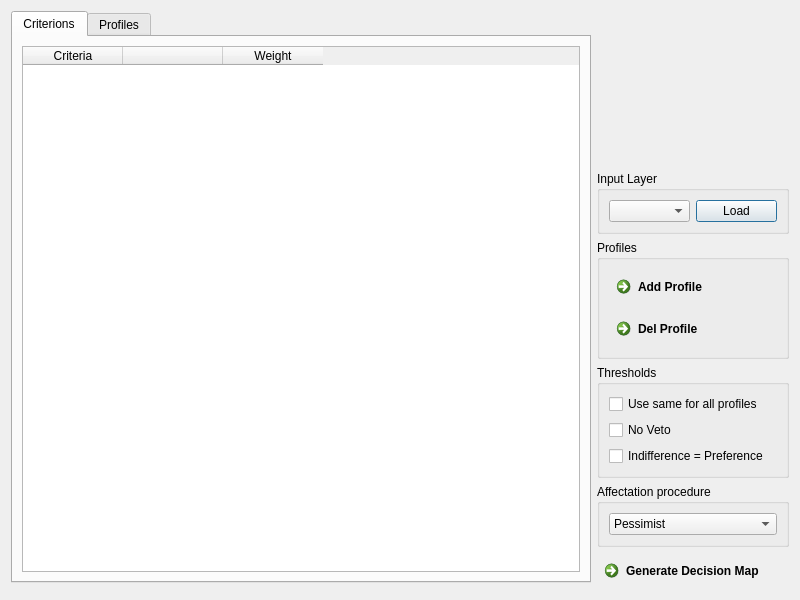
First picture: the form in etridialog.ui, repository oso/qgis-etri, before the edit.
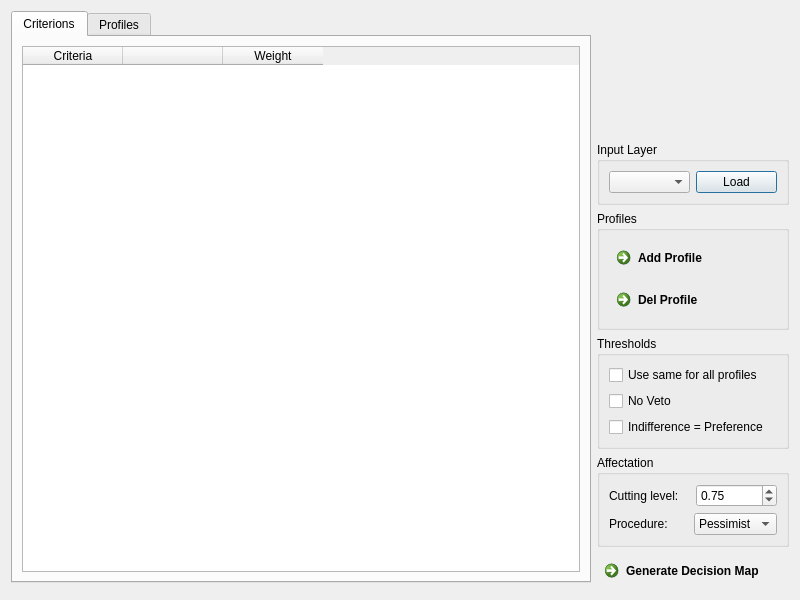
Second picture: the form after the edit.

Commit message: [UI] Add the possibility to set the cutting level from user interface

Diff of the .ui file:
```diff
--- a/etridialog.ui
+++ b/etridialog.ui
@@ -20,8 +20,8 @@
    <string>ELECTRE TRI</string>
   </property>
   <layout class="QGridLayout" name="gridLayout_6">
-   <item row="0" column="1" rowspan="2" colspan="2">
-    <layout class="QVBoxLayout" name="vertical_layout">
+   <item row="1" column="1" rowspan="2" colspan="2">
+    <layout class="QVBoxLayout" name="right_layout">
      <item>
       <spacer name="verticalSpacer">
        <property name="orientation">
@@ -117,12 +117,48 @@
       </widget>
      </item>
      <item>
-      <widget class="QGroupBox" name="group_electre">
+      <widget class="QGroupBox" name="group_affectation">
        <property name="title">
-        <string>Affectation procedure</string>
+        <string>Affectation</string>
        </property>
        <layout class="QGridLayout" name="gridLayout_8">
         <item row="0" column="0">
+         <layout class="QHBoxLayout" name="cutlevel_layout">
+          <item>
+           <widget class="QLabel" name="label_cutlevel">
+            <property name="text">
+             <string>Cutting level:</string>
+            </property>
+           </widget>
+          </item>
+          <item>
+           <widget class="QDoubleSpinBox" name="spinbox_cutlevel">
+            <property name="minimum">
+             <double>0.500000000000000</double>
+            </property>
+            <property name="maximum">
+             <double>1.000000000000000</double>
+            </property>
+            <property name="singleStep">
+             <double>0.010000000000000</double>
+            </property>
+            <property name="value">
+             <double>0.750000000000000</double>
+            </property>
+           </widget>
+          </item>
+         </layout>
+        </item>
+        <item row="1" column="0">
+         <layout class="QHBoxLayout" name="procedure_layout">
+          <item>
+           <widget class="QLabel" name="label_procedure">
+            <property name="text">
+             <string>Procedure:</string>
+            </property>
+           </widget>
+          </item>
+          <item>
          <widget class="QComboBox" name="combo_procedure">
           <item>
            <property name="text">
@@ -137,6 +173,8 @@
          </widget>
         </item>
        </layout>
+        </item>
+       </layout>
       </widget>
      </item>
      <item>
@@ -148,7 +186,7 @@
      </item>
     </layout>
    </item>
-   <item row="0" column="0">
+   <item row="1" column="0">
     <widget class="QTabWidget" name="Tab_params">
      <property name="currentIndex">
       <number>0</number>
```
Lines whose indentation alone changed are shown as unchanged. The commit also changes 2 other files.
